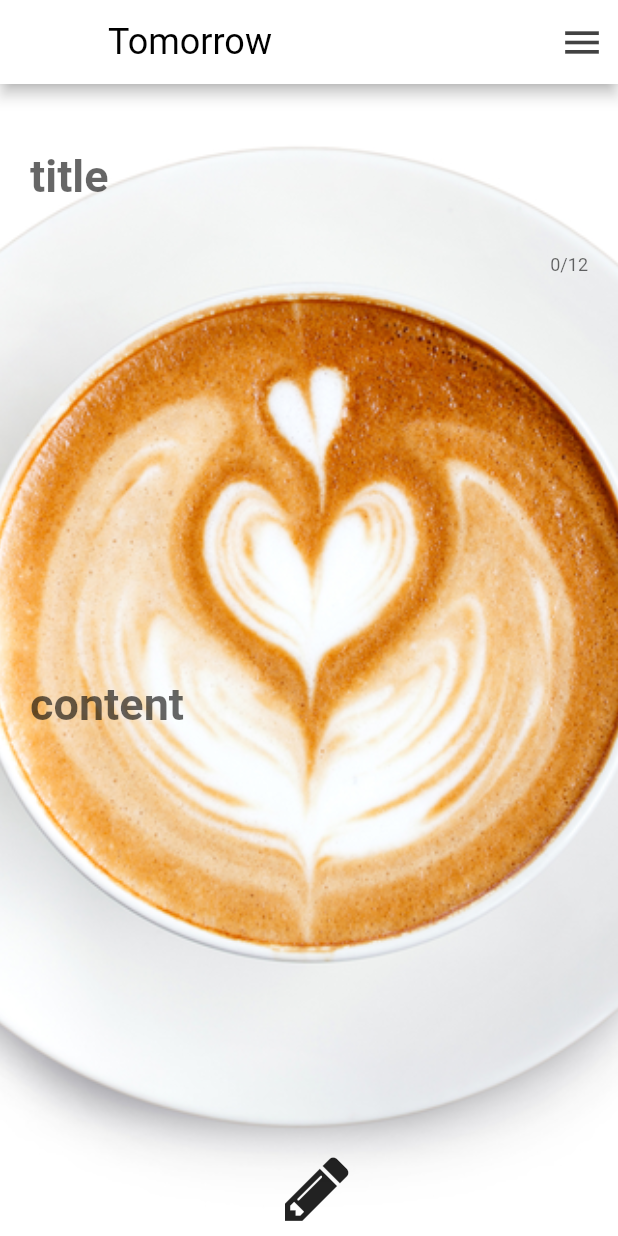
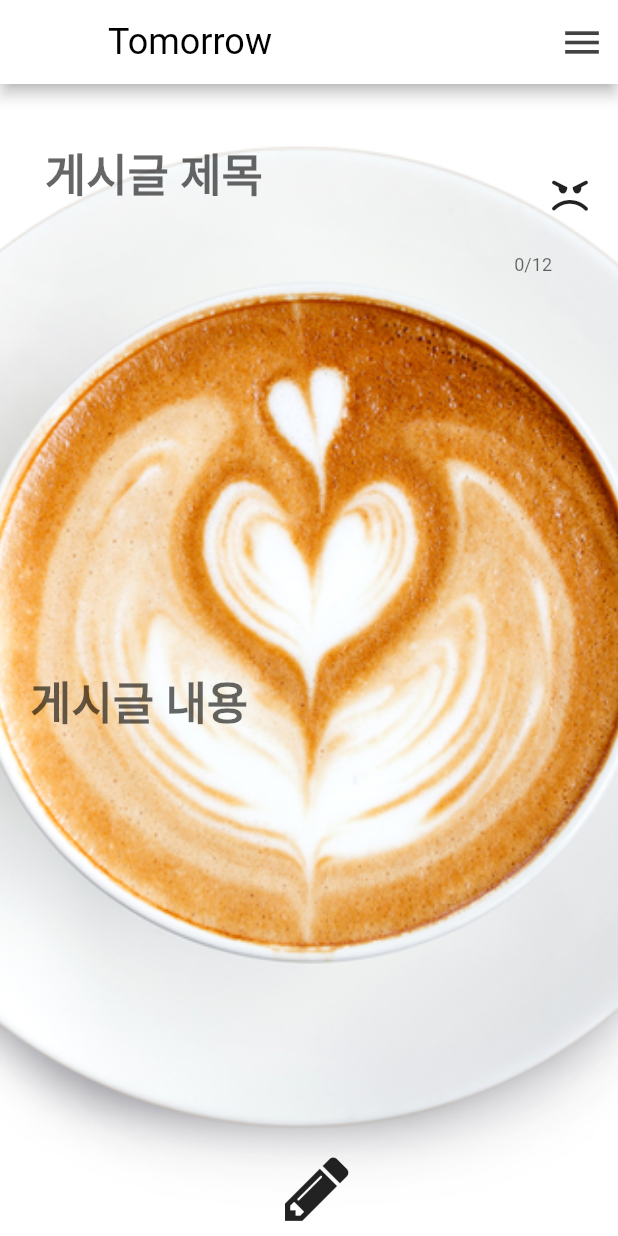
Before and after one commit to sleeg00/Tomorrow, a Flutter app: the Post screen opened directly, on a phone screen of 412 x 824 dp. Run offline on Flutter 3.47's test engine with Material 2 defaults, Android fonts, the phone set to English and light mode, and no system bars; our stand-ins replace flutter_secure_storage; accounts and stored records are empty.

Commit message:
스테이시 오류

```diff
--- a/Tomorrow:Flutter/lib/main.dart
+++ b/Tomorrow:Flutter/lib/main.dart
@@ -1,5 +1,4 @@
 import 'package:flutter/material.dart';
-import 'package:tomorrow/screen/homescreen.dart';
 
 void main() {
   runApp(const App());
@@ -10,9 +9,8 @@ class App extends StatelessWidget {
 
   @override
   Widget build(BuildContext context) {
-    return const MaterialApp(
-      title: 'Menu Example',
-      home: HomeScreen(),
-    );
+    return const MaterialApp(title: 'Menu Example', home: Scaffold()
+        //home: HomeScreen(),
+        );
   }
 }
--- a/Tomorrow:Flutter/lib/screen/login.dart
+++ b/Tomorrow:Flutter/lib/screen/login.dart
@@ -16,6 +16,8 @@ Future<Map<String, String>> getToken() async {
 
 Future<int> loginMember(
     String id, String pw, String accessToken, String refreshToken) async {
+  print('accessToken : $accessToken');
+  print('refreshToken: $refreshToken');
   final response = await http.post(
     Uri.parse('http://localhost:8081/api/member/login'),
     headers: <String, String>{
@@ -32,6 +34,7 @@ Future<int> loginMember(
     const storage = FlutterSecureStorage();
     Map<String, String> m = response.headers;
     if (m['accesstoken'] != null) {
+      print("accesstoken 존재");
       await storage.delete(key: 'accessToken');
       await storage.write(key: 'accessToken', value: m['accesstoken']);
     }
--- a/Tomorrow:Flutter/lib/screen/post.dart
+++ b/Tomorrow:Flutter/lib/screen/post.dart
@@ -3,7 +3,6 @@ import 'dart:convert';
 import 'package:flutter/material.dart';
 import 'package:flutter_secure_storage/flutter_secure_storage.dart';
 import 'package:http/http.dart' as http;
-
 import 'package:tomorrow/screen/start.dart';
 
 import '../my_flutter_app_icons.dart';
@@ -14,8 +13,8 @@ Future<Map<String, String>> getToken() async {
   return allValues;
 }
 
-Future<int> write(String content, String title, String accessToken,
-    String refreshToken) async {
+Future<int> write(String content, String title, String emoticon,
+    String accessToken, String refreshToken) async {
   final response = await http.post(
     Uri.parse('http://localhost:8081/api/post/write'),
     headers: <String, String>{
@@ -23,30 +22,62 @@ Future<int> write(String content, String title, String accessToken,
       'accessToken': accessToken,
       'refreshToken': refreshToken,
     },
-    body: jsonEncode(<String, String>{
+    body: jsonEncode(<String, dynamic>{
       'content': content,
       'title': title,
+      'emoticon': emoticon,
     }),
   );
   if (response.statusCode == 200) {
     const storage = FlutterSecureStorage();
     Map<String, String> m = response.headers;
+    if (m['accesstoken'] != null) {
+      print("accesstoken 존재");
+      await storage.delete(key: 'accessToken');
       await storage.write(key: 'accessToken', value: m['accesstoken']);
-    await storage.write(key: 'refreshToken', value: m['refreshtoken']);
+    }
     return response.statusCode;
   } else {
-    print("error");
     return response.statusCode;
   }
 }
 
-class Post extends StatelessWidget {
+class Post extends StatefulWidget {
   const Post({super.key});
+
+  @override
+  State<Post> createState() => _PostState();
+}
+
+class _PostState extends State<Post> {
+  get key => null;
+
+  final iconList = [
+    MyFlutterApp.emo_angry,
+    MyFlutterApp.emo_coffee,
+    MyFlutterApp.emo_happy,
+    MyFlutterApp.emo_sleep,
+    MyFlutterApp.emo_surprised,
+    MyFlutterApp.emo_thumbsup,
+    MyFlutterApp.emo_tongue,
+    MyFlutterApp.emo_unhappy,
+    MyFlutterApp.emo_wink,
+  ];
+  IconData? selecticon;
+
+  @override
+  void initState() {
+    super.initState();
+    setState(() {
+      selecticon = iconList[0];
+    });
+  }
 
   @override
   Widget build(BuildContext context) {
     TextEditingController content = TextEditingController();
     TextEditingController title = TextEditingController();
+
     return Container(
       constraints: const BoxConstraints.expand(),
       decoration: const BoxDecoration(
@@ -83,11 +114,17 @@ class Post extends StatelessWidget {
             padding: const EdgeInsets.all(20),
             child: Column(
               children: [
-                TextField(
+                Row(
+                  mainAxisAlignment: MainAxisAlignment.end,
+                  children: [
+                    Flexible(
+                      flex: 20,
+                      child: TextField(
                         controller: title,
                         keyboardType: TextInputType.multiline,
                         decoration: const InputDecoration(
-                    labelText: 'title',
+                          labelText: '게시글 제목',
+
                           border: InputBorder.none,
                           // counter text를 비움으로 설정
                         ),
@@ -98,12 +135,35 @@ class Post extends StatelessWidget {
                           fontWeight: FontWeight.w600,
                         ),
                       ),
+                    ),
+                    Flexible(
+                      flex: 2,
+                      child: DropdownButton(
+                        dropdownColor: const Color.fromARGB(255, 184, 207, 226),
+                        value: selecticon,
+                        icon: const SizedBox.shrink(),
+                        underline: Container(), //remove underline
+                        items: iconList
+                            .map((e) => DropdownMenuItem(
+                                  value: e,
+                                  child: Icon(e),
+                                ))
+                            .toList(),
+                        onChanged: (value) {
+                          setState(() {
+                            selecticon = value!;
+                          });
+                        },
+                      ),
+                    ),
+                  ],
+                ),
                 TextField(
                   controller: content,
                   keyboardType: TextInputType.multiline,
                   decoration: const InputDecoration(
                     border: InputBorder.none,
-                    labelText: 'content',
+                    labelText: '게시글 내용',
                     counterText: '', // counter text를 비움으로 설정
                   ),
                   maxLength: 100,
@@ -116,14 +176,14 @@ class Post extends StatelessWidget {
                 IconButton(
                   onPressed: () {
                     getToken().then((value) {
-                      write(content.text, title.text, value['accessToken']!,
-                              value['refreshToken']!)
+                      write(content.text, title.text, selecticon.toString(),
+                              value['accessToken']!, value['refreshToken']!)
                           .then((value) {
                         if (value == 200) {
                           print("성공!");
                         }
                       }).catchError((error) {
-                        print('write error: $error');
+                        print('write: $error');
                       });
                     }).catchError((error) {
                       print('getToken error: $error');
--- a/Tomorrow:Flutter/lib/screen/start.dart
+++ b/Tomorrow:Flutter/lib/screen/start.dart
@@ -92,7 +92,7 @@ class Menu extends StatelessWidget {
               Navigator.push(
                 context,
                 MaterialPageRoute(
-                  builder: (context) => const Post(),
+                  builder: (context) => Post(),
                 ),
               );
             },
```
Also changed, not shown: 6 other files. Lines whose indentation alone changed are shown as unchanged.
